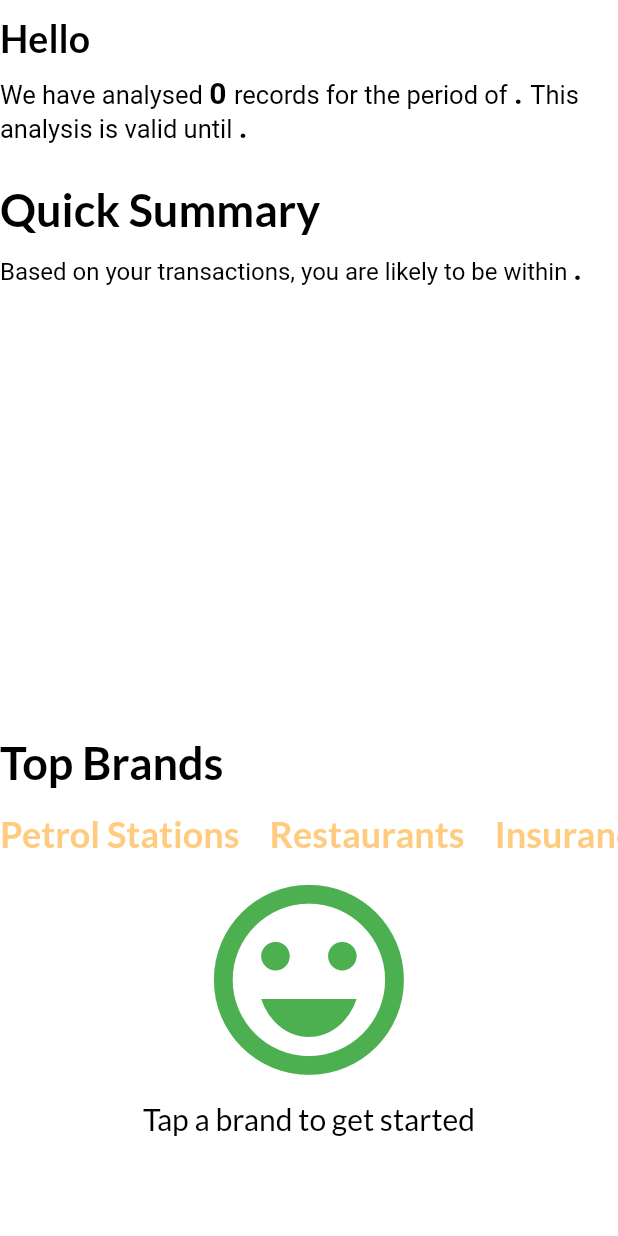
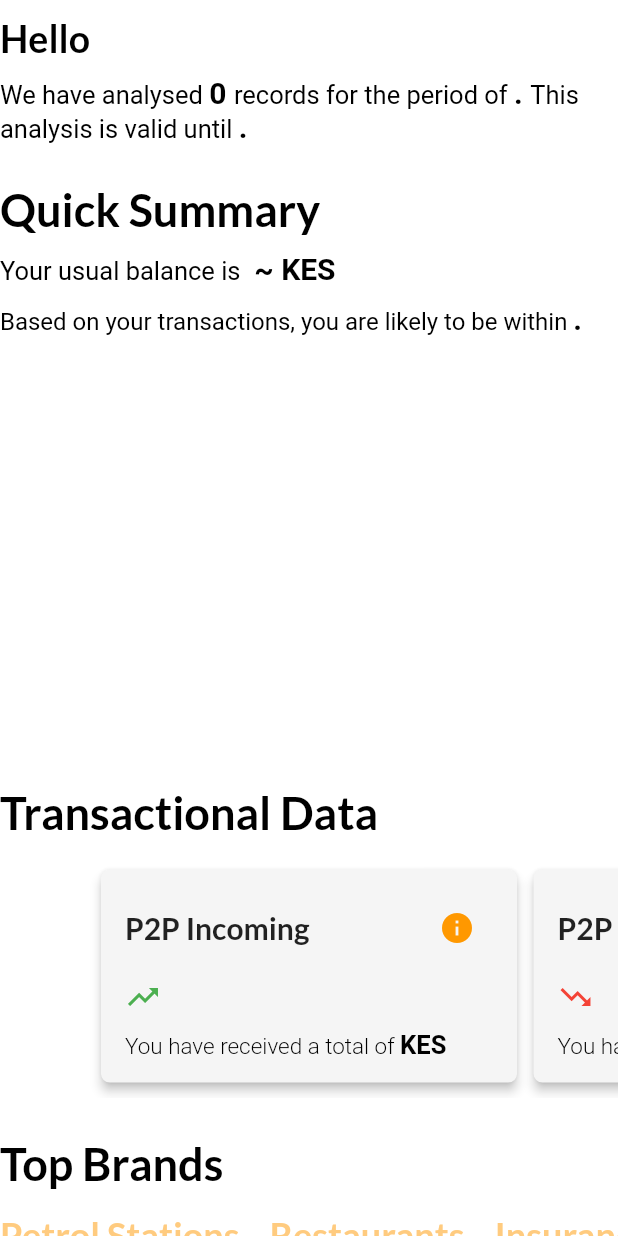
Before and after one commit to CarltonK/kweli-score, a Flutter app: the SwaraDash widget shown alone on an empty page, opened directly, on a phone screen of 412 x 824 dp. Run offline on Flutter 3.47's test engine with Material 2 defaults, Android fonts, the light colour scheme and no system bars; our stand-ins replace animated_bottom_navigation_bar, firebase_analytics, firebase_core, firebase_crashlytics, firebase_messaging, flutter_spinkit and 6 more; missing offline and left inert: flutter_emoji_suite; accounts and stored records are empty; statements that could not run were skipped.

Commit message:
KS-47 #comment UI changes

```diff
--- a/lib/screens/home/home_screen.dart
+++ b/lib/screens/home/home_screen.dart
@@ -101,7 +101,7 @@ class _HomePageState extends State<HomePage> {
     setState(() => _index = index);
     _controller!.animateToPage(
       _index,
-      duration: Duration(milliseconds: 100),
+      duration: Constants.veryFluidDuration,
       curve: Curves.easeOutCubic,
     );
   }
--- a/lib/screens/home/screens/dashboard/swara_dash.dart
+++ b/lib/screens/home/screens/dashboard/swara_dash.dart
@@ -45,6 +45,26 @@ class _SwaraDashState extends State<SwaraDash> {
     );
   }
 
+  _buildBalance() {
+    return RichText(
+      text: TextSpan(
+        children: [
+          TextSpan(
+            text: 'Your usual balance is ',
+            style: Constants.blackBoldNormal.copyWith(
+              fontWeight: FontWeight.w400,
+              fontSize: 17,
+            ),
+          ),
+          TextSpan(
+            text: ' ~ KES ${dash!.detail!.usualBalance}',
+            style: Constants.blackBoldNormal.copyWith(fontSize: 20),
+          ),
+        ],
+      ),
+    );
+  }
+
   @override
   Widget build(BuildContext context) {
     return SingleChildScrollView(
@@ -57,7 +77,6 @@ class _SwaraDashState extends State<SwaraDash> {
           ...[
             IntroWidget(
               name: user!.name!,
-              balance: dash!.detail!.usualBalance!,
               expiryDate: dash!.detail!.expiryDate!,
               period: dash!.detail!.statement!,
               records: dash!.detail!.records!,
@@ -65,11 +84,22 @@ class _SwaraDashState extends State<SwaraDash> {
           ],
           Text('Quick Summary', style: Constants.kHeadlineStyle),
           SizedBox(height: getProportionateScreenHeight(10)),
+          _buildBalance(),
+          SizedBox(height: getProportionateScreenHeight(10)),
           _buildLocations(),
           SizedBox(height: getProportionateScreenHeight(20)),
           SummaryBuilder(summary: dash!.detail!.quickSummaries!),
-          // SizedBox(height: getProportionateScreenHeight(25)),
-          // Text('Transactional Data', style: Constants.kHeadlineStyle),
+          SizedBox(height: getProportionateScreenHeight(25)),
+          Text('Transactional Data', style: Constants.kHeadlineStyle),
+          SizedBox(height: getProportionateScreenHeight(10)),
+          CategoryBuilder(
+            p2pIncoming: dash!.detail!.p2PIncoming!,
+            p2pOutgoing: dash!.detail!.p2POutgoing!,
+            paybillIncoming: dash!.detail!.payBillsIncoming!,
+            paybillOutgoing: dash!.detail!.paybillPymts!,
+            agentDeposits: dash!.detail!.incomingAgentDeposits!,
+            agentWithdrawals: dash!.detail!.outgoingAgentWithdrawals!,
+          ),
           SizedBox(height: getProportionateScreenHeight(25)),
           Text('Top Brands', style: Constants.kHeadlineStyle),
           SizedBox(height: getProportionateScreenHeight(10)),
@@ -82,7 +112,7 @@ class _SwaraDashState extends State<SwaraDash> {
               'Lifestyle',
               'Supermarkets',
               'Pharmacy',
-              // 'Internet and TV',
+              'Internet and TV',
             ],
             brands: dash!.detail!.brands!,
           )
```
